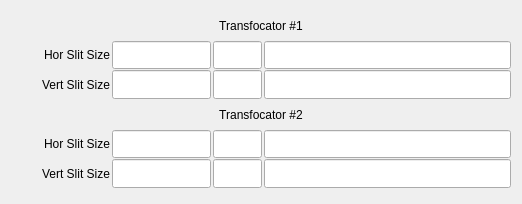
This is 100idPyCRLApp/op/ui/pydev_transfocator_inset_slits_2x.ui in BCDA-APS/pydeviceCRL as Qt 5 draws it before an edit. The edited form follows.
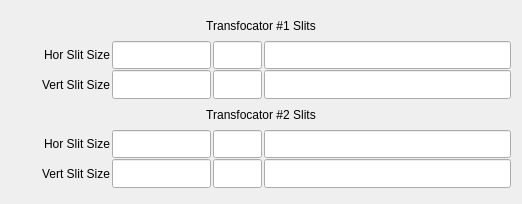
This is the edited form. Custom widgets are drawn as their Qt base class.

The edit to the form file:
```diff
--- a/100idPyCRLApp/op/ui/pydev_transfocator_inset_slits_2x.ui
+++ b/100idPyCRLApp/op/ui/pydev_transfocator_inset_slits_2x.ui
@@ -42,7 +42,7 @@
           </sizepolicy>
          </property>
          <property name="text">
-          <string>Transfocator #1</string>
+          <string>Transfocator #1 Slits</string>
          </property>
          <property name="alignment">
           <set>Qt::AlignCenter</set>
@@ -439,7 +439,7 @@
         </sizepolicy>
        </property>
        <property name="text">
-        <string>Transfocator #2</string>
+        <string>Transfocator #2 Slits</string>
        </property>
        <property name="alignment">
         <set>Qt::AlignCenter</set>
```
